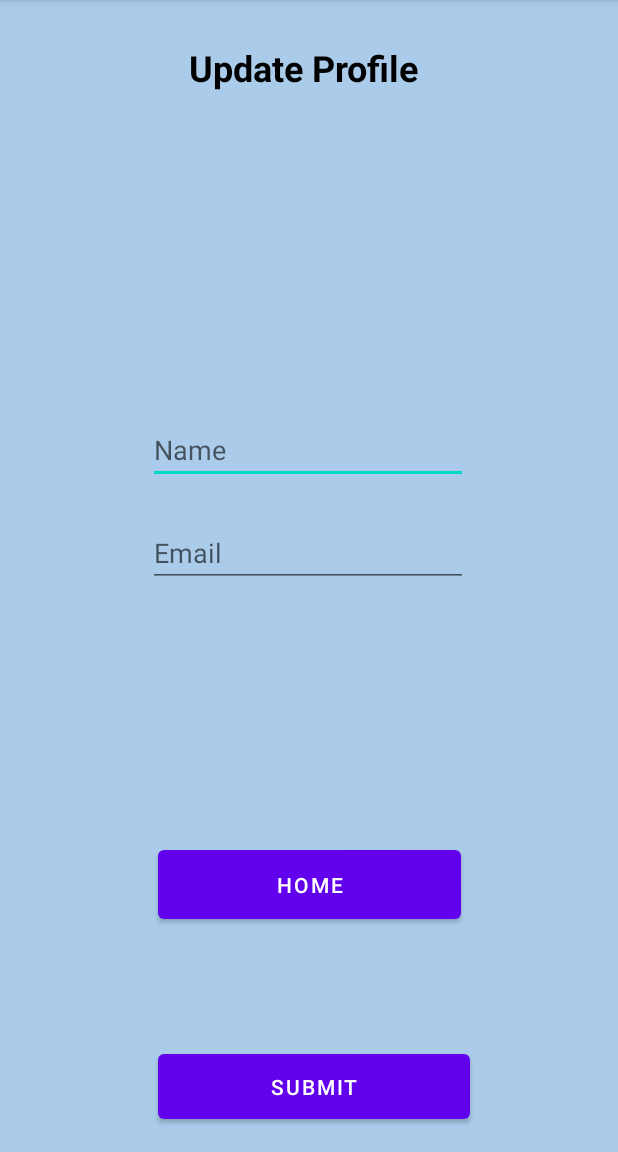
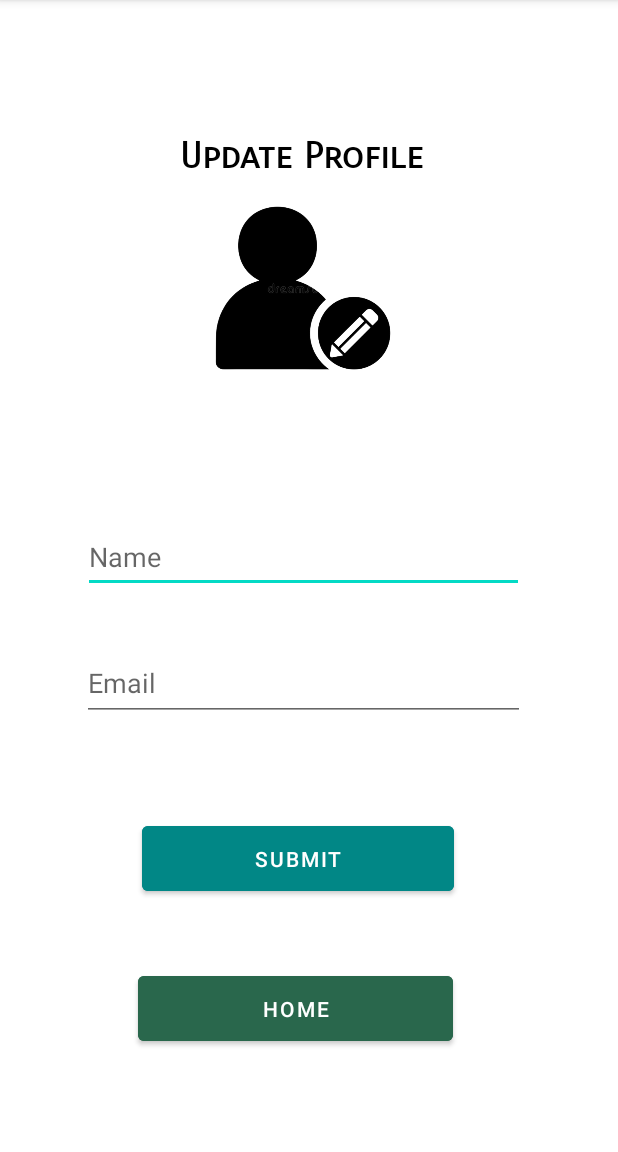
Before and after one commit to 2021113433/ICT650, an Android app: the ProfileActivity screen opened directly, with no data from a screen before it, on a phone screen of 412 x 824 dp, the part 84-1236 px from its top. Run offline under Robolectric (Android 15) with nearby library versions, the phone set to English and light mode, and no system bars; our stand-ins replace Firebase (no records; nobody signed in at launch, a user with empty details on screens opened directly).

Commit message:
Update xml design

```diff
--- a/app/src/main/res/layout/activity_profile.xml
+++ b/app/src/main/res/layout/activity_profile.xml
@@ -4,48 +4,49 @@
     xmlns:tools="http://schemas.android.com/tools"
     android:layout_width="match_parent"
     android:layout_height="match_parent"
-    android:background="#aacbe9"
+    android:background="#FFFFFF"
     tools:context=".ProfileActivity">
 
     <EditText
         android:id="@+id/etName"
-        android:layout_width="wrap_content"
-        android:layout_height="wrap_content"
+        android:layout_width="294dp"
+        android:layout_height="47dp"
         android:ems="10"
         android:hint="Name"
         android:inputType="textPersonName"
         app:layout_constraintBottom_toBottomOf="parent"
         app:layout_constraintEnd_toEndOf="parent"
-        app:layout_constraintHorizontal_bias="0.497"
+        app:layout_constraintHorizontal_bias="0.467"
         app:layout_constraintStart_toStartOf="parent"
         app:layout_constraintTop_toTopOf="parent"
-        app:layout_constraintVertical_bias="0.384"
+        app:layout_constraintVertical_bias="0.483"
         tools:ignore="MissingConstraints" />
 
     <EditText
         android:id="@+id/etmail"
-        android:layout_width="wrap_content"
-        android:layout_height="wrap_content"
+        android:layout_width="295dp"
+        android:layout_height="50dp"
         android:editable="false"
         android:ems="10"
         android:hint="Email"
         app:layout_constraintBottom_toBottomOf="parent"
         app:layout_constraintEnd_toEndOf="parent"
-        app:layout_constraintHorizontal_bias="0.497"
+        app:layout_constraintHorizontal_bias="0.467"
         app:layout_constraintStart_toStartOf="parent"
         app:layout_constraintTop_toTopOf="parent"
-        app:layout_constraintVertical_bias="0.479"
+        app:layout_constraintVertical_bias="0.6"
         tools:ignore="Deprecated,MissingConstraints" />
 
     <Button
         android:id="@+id/btnsubmit"
         android:layout_width="208dp"
         android:layout_height="55dp"
-        android:layout_marginBottom="16dp"
+        android:layout_marginBottom="168dp"
+        android:backgroundTint="@color/teal_700"
         android:text="Submit"
         app:layout_constraintBottom_toBottomOf="parent"
         app:layout_constraintEnd_toEndOf="parent"
-        app:layout_constraintHorizontal_bias="0.517"
+        app:layout_constraintHorizontal_bias="0.463"
         app:layout_constraintStart_toStartOf="parent"
         tools:ignore="MissingConstraints" />
 
@@ -53,25 +54,40 @@
         android:id="@+id/textView3"
         android:layout_width="wrap_content"
         android:layout_height="wrap_content"
+        android:fontFamily="sans-serif-smallcaps"
         android:text="Update Profile "
         android:textColor="@color/black"
         android:textSize="24sp"
         android:textStyle="bold"
         app:layout_constraintBottom_toBottomOf="parent"
         app:layout_constraintEnd_toEndOf="parent"
-        app:layout_constraintHorizontal_bias="0.498"
+        app:layout_constraintHorizontal_bias="0.497"
         app:layout_constraintStart_toStartOf="parent"
         app:layout_constraintTop_toTopOf="parent"
-        app:layout_constraintVertical_bias="0.039" />
+        app:layout_constraintVertical_bias="0.121" />
 
     <Button
         android:id="@+id/btnH"
-        android:layout_width="202dp"
-        android:layout_height="58dp"
+        android:layout_width="210dp"
+        android:layout_height="55dp"
+        android:layout_marginBottom="68dp"
+        android:backgroundTint="#29674C"
         android:text="Home"
         app:layout_constraintBottom_toBottomOf="parent"
         app:layout_constraintEnd_toEndOf="parent"
+        app:layout_constraintHorizontal_bias="0.457"
+        app:layout_constraintStart_toStartOf="parent"
+
+        />
+
+    <ImageView
+        android:id="@+id/imageView4"
+        android:layout_width="132dp"
+        android:layout_height="128dp"
+        android:layout_marginStart="136dp"
+        android:layout_marginTop="128dp"
         app:layout_constraintStart_toStartOf="parent"
         app:layout_constraintTop_toTopOf="parent"
-        app:layout_constraintVertical_bias="0.79" />
+        app:srcCompat="@drawable/upd_user" />
+
 </androidx.constraintlayout.widget.ConstraintLayout>
```
Also changed, not shown: app/src/main/res/layout/activity_developers.xml (+31 -34 lines), app/src/main/res/layout/activity_login.xml (+50 -17 lines), app/src/main/res/layout/activity_main.xml (+12 -7 lines), app/src/main/res/layout/activity_register.xml (+34 -5 lines), app/src/main/res/layout/activity_user_dashboard.xml (+7 -7 lines), app/src/main/res/drawable/upd_user.png (added), 1 other file.
